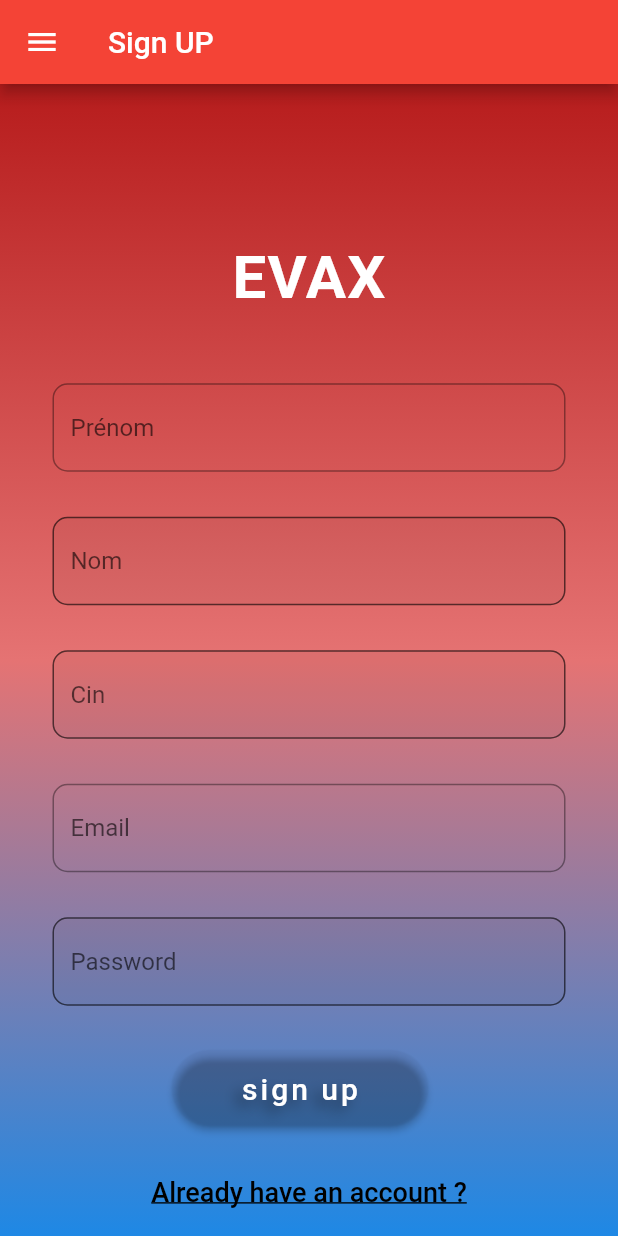
After one commit to belhadjkacemdonia/app_EVAX, a Flutter app: the SignUp screen opened directly, after a tap on "sign up", on a phone screen of 412 x 824 dp. The commit adds this screen. Run offline on Flutter 3.47's test engine with Material 2 defaults, Android fonts, the phone set to English and light mode, and no system bars; our stand-ins replace carousel_slider, cloud_firestore, firebase_auth, firebase_core, get; accounts and stored records are empty; network calls fail.

Commit message:
SignUP color_utils

```diff
--- a/lib/drawer.dart
+++ b/lib/drawer.dart
@@ -1,3 +1,4 @@
+import 'package:evax_app/auth_service.dart';
 import 'package:flutter/cupertino.dart';
 import 'package:flutter/material.dart';
 
@@ -42,19 +43,20 @@ class _MydrawerState extends State<Mydrawer> {
                   ],
                 ),
               )),
-          CustomListTile(Icons.home,'Acceuil',()=> {Navigator.push(context, MaterialPageRoute(builder: (context)=> acceuil()
+          CustomListTile(Icons.home,'Acceuil',()=> Navigator.push(context, MaterialPageRoute(builder: (context)=> acceuil()
           ))
-          }),
-          CustomListTile(Icons.login,'S"inscrire',()=>{ Navigator.push(context, MaterialPageRoute(builder: (context)=> inscrir()
-          ))}),
-          CustomListTile(Icons.tty,'Contacter nous',()=>{Navigator.push(context, MaterialPageRoute(builder: (context)=> contact()
-          ))}),
-          CustomListTile(Icons.local_pharmacy,'Inscription pharmacie',()=>{Navigator.push(context, MaterialPageRoute(builder: (context)=> inscrit_pharmacie()
-          ))}),
-          CustomListTile(Icons.person,'Espace Citoyen',()=>{Navigator.push(context, MaterialPageRoute(builder: (context)=> citoyen()
-          ))}),
-          CustomListTile(Icons.image,'Gallery ',()=>{Navigator.push(context, MaterialPageRoute(builder: (context)=> gallery()
-          ))}),
+          ),
+          CustomListTile(Icons.login,'S"inscrire',()=>Navigator.push(context, MaterialPageRoute(builder: (context)=> inscrir()
+          ))),
+          CustomListTile(Icons.tty,'Contacter nous',()=>Navigator.push(context, MaterialPageRoute(builder: (context)=> contact()
+          ))),
+          CustomListTile(Icons.local_pharmacy,'Inscription pharmacie',()=>Navigator.push(context, MaterialPageRoute(builder: (context)=> inscrit_pharmacie()
+          ))),
+          CustomListTile(Icons.person,'Espace Citoyen',()=>Navigator.push(context, MaterialPageRoute(builder: (context)=> citoyen()
+          ))),
+          CustomListTile(Icons.image,'Gallery ',()=>Navigator.push(context, MaterialPageRoute(builder: (context)=> gallery()
+          ))),
+          CustomListTile(Icons.logout,'SignOut',()=> AuthService().LogOut()),
         ],
       ),
     );
--- /dev/null
+++ b/lib/signup.dart
@@ -0,0 +1,255 @@
+import 'package:cloud_firestore/cloud_firestore.dart';
+
+import 'package:firebase_auth/firebase_auth.dart';
+import 'package:flutter/material.dart';
+import 'citoyen_cin.dart';
+import 'drawer.dart';
+
+class SignUp extends StatefulWidget {
+  const SignUp({super.key});
+
+  @override
+  _SignUpState createState() => _SignUpState();
+}
+
+class _SignUpState extends State<SignUp> {
+  final TextEditingController emailController = TextEditingController();
+  final TextEditingController nameController = TextEditingController();
+  final TextEditingController prenomController = TextEditingController();
+  final TextEditingController cinController = TextEditingController();
+  final TextEditingController passwordController = TextEditingController();
+
+  @override
+  Widget build(BuildContext context) {
+    return Scaffold(
+        appBar: AppBar(
+          title: Text("Sign UP"),
+          backgroundColor: Colors.red,
+        ),
+        drawer: Mydrawer(),
+        body: Container(
+          decoration: BoxDecoration(
+              gradient: LinearGradient(
+            begin: Alignment.topCenter,
+            end: Alignment.bottomCenter,
+            colors: [
+              Colors.red.shade900,
+              Colors.red.shade300,
+              Colors.blue.shade600,
+            ],
+          )),
+          child: Center(
+            child: Stack(
+              children: [
+                SingleChildScrollView(
+                  child: Form(
+                    child: Container(
+                      child: Column(
+                        crossAxisAlignment: CrossAxisAlignment.start,
+                        children: [
+                          Column(
+                            children: [
+                              Center(
+                                child: Container(
+                                  padding: EdgeInsets.only(top: 100),
+                                  child: const Text(
+                                    'EVAX\n',
+                                    style: TextStyle(
+                                      color: Colors.white,
+                                      fontSize: 40,
+                                      fontWeight: FontWeight.w600,
+                                      letterSpacing: 0.8,
+                                    ),
+                                    overflow: TextOverflow.ellipsis,
+                                  ),
+                                ),
+                              ),
+                            ],
+                          ),
+                          Container(
+                            margin: EdgeInsets.only(left: 35, right: 35),
+                            child: Column(
+                              children: [
+                                TextFormField(controller: prenomController,
+                                  style: TextStyle(color: Colors.black),
+                                  decoration: InputDecoration(
+                                    hintText: "Prénom",
+                                    border: OutlineInputBorder(
+                                      borderRadius: BorderRadius.circular(10),
+                                    ),
+                                  ),
+                                ),
+                                SizedBox(
+                                  height: 30,
+                                ),
+                                TextFormField(controller: nameController,
+                                  style: TextStyle(),
+                                  obscureText: true,
+                                  decoration: InputDecoration(
+                                      filled: true,
+                                      hintText: "Nom",
+                                      border: OutlineInputBorder(
+                                        borderRadius: BorderRadius.circular(10),
+                                      )),
+                                ),
+                                SizedBox(
+                                  height: 30,
+                                ),
+                                TextFormField(controller: cinController,
+                                  style: TextStyle(),
+                                  obscureText: true,
+                                  decoration: InputDecoration(
+                                      filled: true,
+                                      hintText: "Cin",
+                                      border: OutlineInputBorder(
+                                        borderRadius: BorderRadius.circular(10),
+                                      )),
+                                ),
+                                SizedBox(
+                                  height: 30,
+                                ),
+                                TextFormField(controller: emailController,
+                                  style: TextStyle(color: Colors.black),
+                                  validator: (value) {
+                                    if (value!.isEmpty) {
+                                      return 'email field must not be empty';
+                                    }
+                                    return null;
+                                  },
+                                  decoration: InputDecoration(
+                                    hintText: "Email",
+                                    border: OutlineInputBorder(
+                                      borderRadius: BorderRadius.circular(10),
+                                    ),
+                                  ),
+                                ),
+                                SizedBox(
+                                  height: 30,
+                                ),
+                                TextFormField(controller: passwordController,
+                                  style: TextStyle(),
+                                  obscureText: true,
+                                  validator: (value) {
+                                    if (value!.isEmpty) {
+                                      return 'password field must not be empty';
+                                    }
+                                    return null;
+                                  },
+                                  decoration: InputDecoration(
+                                      filled: true,
+                                      hintText: "Password",
+                                      border: OutlineInputBorder(
+                                        borderRadius: BorderRadius.circular(10),
+                                      )),
+                                ),
+                                SizedBox(
+                                  height: 30,
+                                ),
+                                Row(
+                                  mainAxisAlignment:
+                                      MainAxisAlignment.spaceBetween,
+                                  children: [
+                                    SizedBox(
+                                      width: 250,
+                                      height: 50,
+                                      child: Padding(
+                                        padding:
+                                            const EdgeInsets.only(left: 80.0),
+                                        child: ElevatedButton(
+                                          style: ElevatedButton.styleFrom(
+                                            foregroundColor: Colors.white,
+                                            backgroundColor: Color(000000),
+                                            shape: RoundedRectangleBorder(
+                                              borderRadius:
+                                                  BorderRadius.circular(30.0),
+                                            ),
+                                            // foreground
+                                          ),
+                                          onPressed: () {
+                                            signup();},
+                                          child: const Text(
+                                            'sign up',
+                                            style: TextStyle(
+                                              fontSize: 20,
+                                              shadows: [
+                                                Shadow(
+                                                  blurRadius: 10.0,
+                                                  color: Colors.black38,
+                                                  offset: Offset(-5.0, 5.0),
+                                                ),
+                                              ],
+                                              letterSpacing: 2,
+                                            ),
+                                          ),
+                                        ),
+                                      ),
+                                    ),
+                                  ],
+                                ),
+                                SizedBox(
+                                  height: 20,
+                                ),
+                                Row(
+                                  mainAxisAlignment:
+                                      MainAxisAlignment.spaceAround,
+                                  children: [
+                                    TextButton(
+                                      onPressed: () {
+                                        Navigator.push(
+                                            context,
+                                            MaterialPageRoute(
+                                                builder: (context) =>
+                                                    SignIn()));
+                                      },
+                                      child: Text(
+                                        'Already have an account ?',
+                                        style: TextStyle(
+                                          decoration: TextDecoration.underline,
+                                          color: Colors.black,
+                                          fontSize: 18,
+                                        ),
+                                      ),
+                                    ),
+                                  ],
+                                ),
+                              ],
+                            ),
+                          )
+                        ],
+                      ),
+                    ),
+                  ),
+                ),
+              ],
+            ),
+          ),
+        ));
+  }
+  void signup() async {
+    try {
+      UserCredential userCredential = await FirebaseAuth.instance
+          .createUserWithEmailAndPassword(
+          email: emailController.text.trim(),
+          password: passwordController.text.trim());
+
+      // Create a document in the "Users" collection with the same ID as the authenticated user
+      FirebaseFirestore.instance.collection('Users').doc(userCredential.user?.uid).set({
+        'nom': nameController.text.trim(),
+        'prenom': prenomController.text.trim(),
+        'cin': cinController.text.trim(),
+        'email': emailController.text.trim(),
+      });
+
+      // Navigate to the home page
+      Navigator.pushNamed(context, '/home');
+    } on FirebaseAuthException catch (e) {
+      if (e.code == 'weak-password') {
+        print('The password provided is too weak.');
+      } else if (e.code == 'email-already-in-use') {
+      print('The account already exists for that email.');
+    }
+  } catch (e) {
+  print(e);
+  }}
+
+}
--- a/pubspec.yaml
+++ b/pubspec.yaml
@@ -37,6 +37,11 @@ dependencies:
   # The following adds the Cupertino Icons font to your application.
   # Use with the CupertinoIcons class for iOS style icons.
   cupertino_icons: ^1.0.2
+  firebase_core: ^2.9.0
+  firebase_auth: ^4.4.0
+  cloud_firestore: ^4.5.0
+  provider: ^6.0.5
+  get: ^4.6.5
 
 dev_dependencies:
   flutter_test:
```
Also changed, not shown: lib/auth_service.dart (added, +134 -0 lines), lib/citoyen_cin.dart (+55 -8 lines), lib/main.dart (+29 -7 lines), lib/profil.dart (added, +17 -0 lines), lib/signin.dart (deleted, +0 -138 lines), lib/utils/color_utils.dart (added, +9 -0 lines), pubspec.lock, 1 other file.
